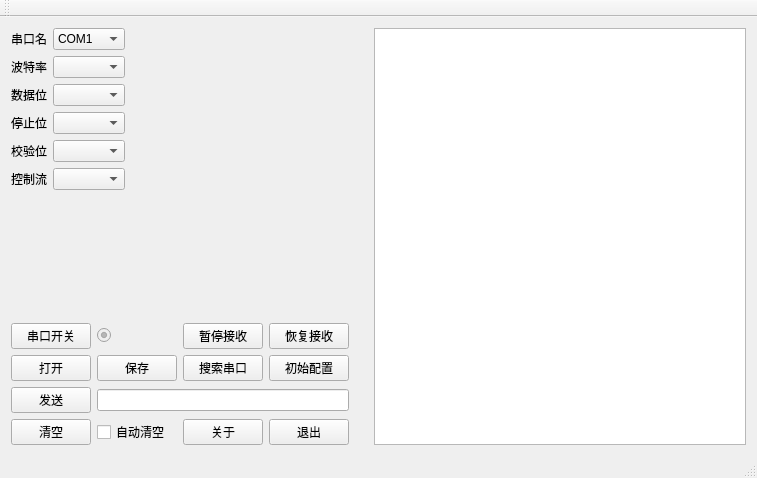
wziyi/qt-serial, file mainwindow.ui: the form before one commit.
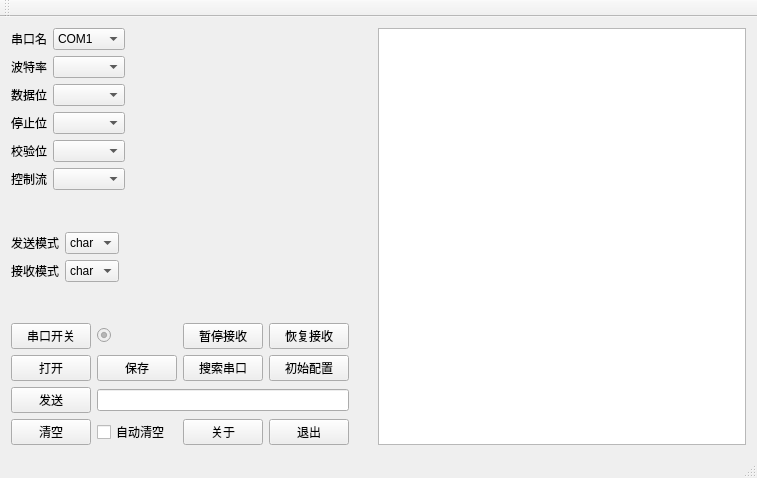
The form after the commit. Icons and pictures are not drawn.

Commit message: char mode

```diff
--- a/mainwindow.ui
+++ b/mainwindow.ui
@@ -26,9 +26,9 @@
   <widget class="QWidget" name="centralWidget">
    <layout class="QVBoxLayout" name="verticalLayout_3">
     <item>
-     <layout class="QHBoxLayout" name="horizontalLayout_6" stretch="8,1,20">
+     <layout class="QHBoxLayout" name="horizontalLayout_7" stretch="8,1,16">
       <item>
-       <layout class="QVBoxLayout" name="verticalLayout_2" stretch="0,0,0">
+       <layout class="QVBoxLayout" name="verticalLayout_2">
         <item>
          <layout class="QHBoxLayout" name="horizontalLayout_5">
           <item>
@@ -163,14 +163,102 @@
          </layout>
         </item>
         <item>
-         <spacer name="verticalSpacer">
+         <spacer name="verticalSpacer_2">
           <property name="orientation">
            <enum>Qt::Vertical</enum>
           </property>
           <property name="sizeHint" stdset="0">
            <size>
             <width>20</width>
-            <height>40</height>
+            <height>17</height>
+           </size>
+          </property>
+         </spacer>
+        </item>
+        <item>
+         <layout class="QHBoxLayout" name="horizontalLayout_6">
+          <item>
+           <layout class="QGridLayout" name="gridLayout_2">
+            <item row="0" column="0">
+             <widget class="QLabel" name="label_7">
+              <property name="text">
+               <string>发送模式</string>
+              </property>
+             </widget>
+            </item>
+            <item row="0" column="1">
+             <widget class="QComboBox" name="combox_name_2">
+              <property name="currentIndex">
+               <number>0</number>
+              </property>
+              <property name="insertPolicy">
+               <enum>QComboBox::InsertAtBottom</enum>
+              </property>
+              <item>
+               <property name="text">
+                <string>char</string>
+               </property>
+              </item>
+              <item>
+               <property name="text">
+                <string>hex</string>
+               </property>
+              </item>
+             </widget>
+            </item>
+            <item row="1" column="0">
+             <widget class="QLabel" name="label_8">
+              <property name="text">
+               <string>接收模式</string>
+              </property>
+             </widget>
+            </item>
+            <item row="1" column="1">
+             <widget class="QComboBox" name="combox_name_3">
+              <property name="currentIndex">
+               <number>0</number>
+              </property>
+              <property name="insertPolicy">
+               <enum>QComboBox::InsertAtBottom</enum>
+              </property>
+              <item>
+               <property name="text">
+                <string>char</string>
+               </property>
+              </item>
+              <item>
+               <property name="text">
+                <string>hex</string>
+               </property>
+              </item>
+             </widget>
+            </item>
+           </layout>
+          </item>
+          <item>
+           <spacer name="horizontalSpacer_3">
+            <property name="orientation">
+             <enum>Qt::Horizontal</enum>
+            </property>
+            <property name="sizeHint" stdset="0">
+             <size>
+              <width>40</width>
+              <height>20</height>
+             </size>
+            </property>
+           </spacer>
+          </item>
+         </layout>
+        </item>
+        <item>
+         <spacer name="verticalSpacer">
+          <property name="orientation">
+           <enum>Qt::Vertical</enum>
+          </property>
+          <property name="sizeHint" stdset="0">
+           <size>
+            <width>17</width>
+            <height>18</height>
            </size>
           </property>
          </spacer>
@@ -320,14 +408,14 @@
        </layout>
       </item>
       <item>
-       <spacer name="horizontalSpacer_3">
+       <spacer name="horizontalSpacer">
         <property name="orientation">
          <enum>Qt::Horizontal</enum>
         </property>
         <property name="sizeHint" stdset="0">
          <size>
-          <width>13</width>
-          <height>325</height>
+          <width>28</width>
+          <height>20</height>
          </size>
         </property>
        </spacer>
```
Left out of the diff: 2 changed lines with no effect on the pictures. The commit also changes 5 other files.
